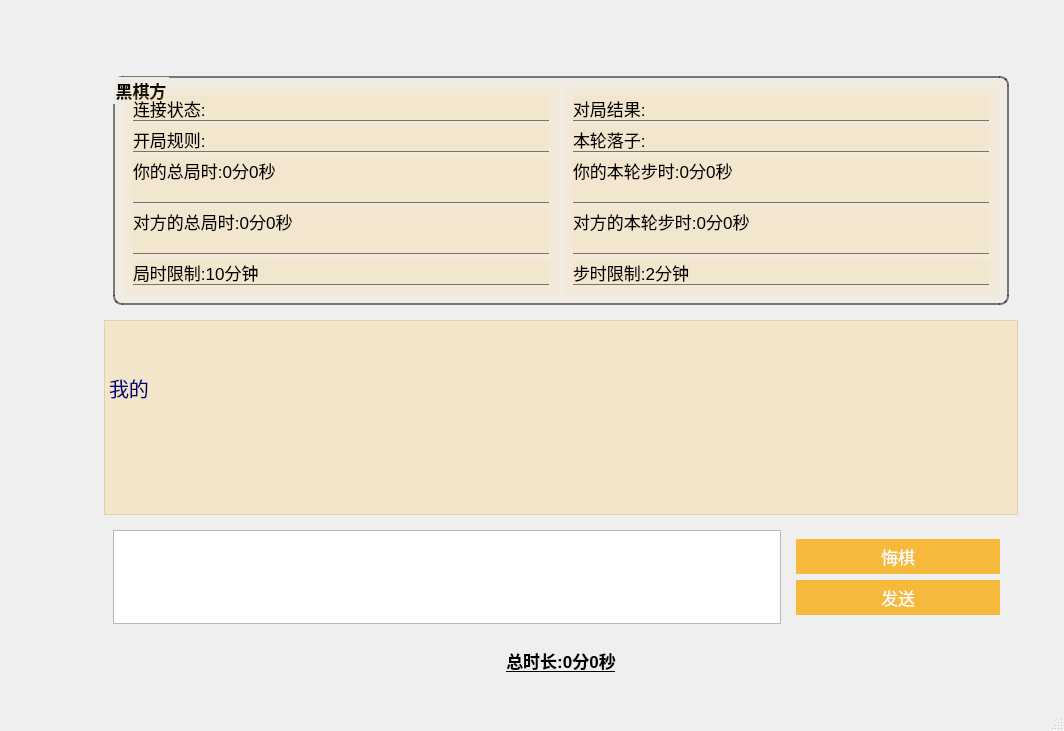
Above: chessboard_remote_pvp.ui from lgb666666661/Gobang before the change. Below: the same form after it.
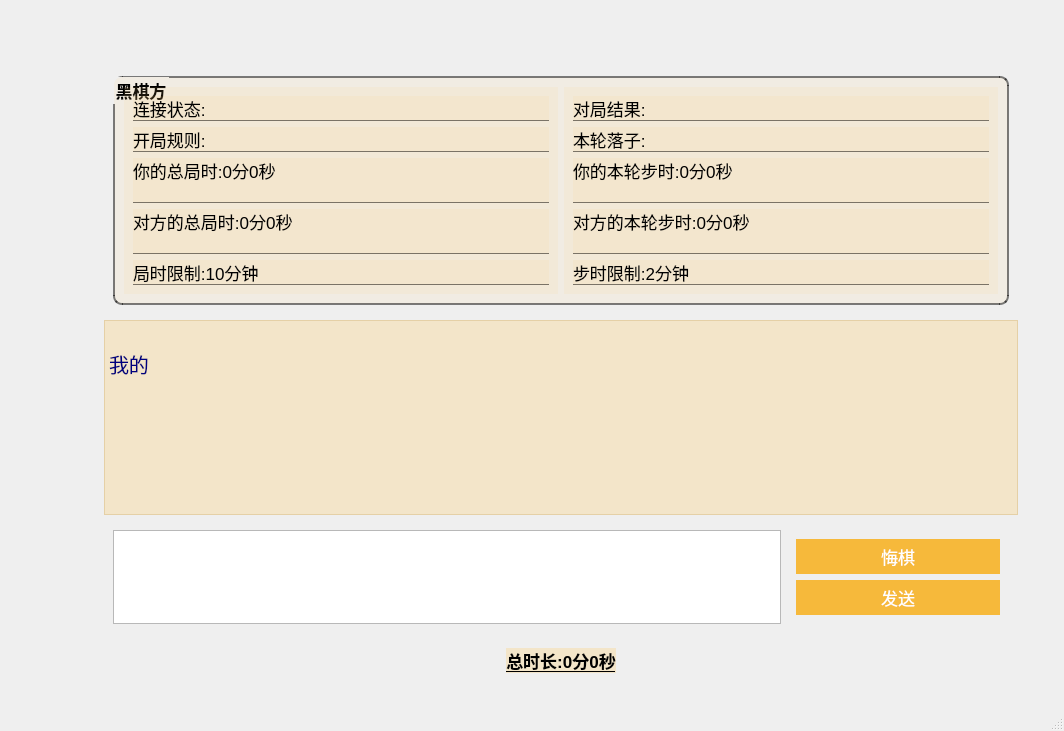
That is the form after the change.

```diff
--- a/chessboard_remote_pvp.ui
+++ b/chessboard_remote_pvp.ui
@@ -428,19 +428,12 @@
                                                     </string>
                                                 </property>
                                                 <property name="html">
-                                                    <string>&lt;!DOCTYPE HTML PUBLIC &quot;-//W3C//DTD HTML 4.0//EN&quot;
-                                                        &quot;http://www.w3.org/TR/REC-html40/strict.dtd&quot;&gt;
-                                                        &lt;html&gt;&lt;head&gt;&lt;meta name=&quot;qrichtext&quot;
-                                                        content=&quot;1&quot; /&gt;&lt;meta charset=&quot;utf-8&quot; /&gt;&lt;style
-                                                        type=&quot;text/css&quot;&gt;
-                                                        p, li { white-space: pre-wrap; }
-                                                        &lt;/style&gt;&lt;/head&gt;&lt;body style=&quot;
-                                                        font-family:'Microsoft YaHei UI'; font-size:20px;
-                                                        font-weight:400; font-style:normal;&quot;&gt;
-                                                        &lt;p style=&quot; margin-top:0px; margin-bottom:0px;
-                                                        margin-left:0px; margin-right:0px; -qt-block-indent:0;
-                                                        text-indent:0px;&quot;&gt;&lt;span style=&quot; font-size:20px;&quot;&gt;我的&lt;/span&gt;&lt;/p&gt;&lt;/body&gt;&lt;/html&gt;
-                                                    </string>
+             <string>&lt;!DOCTYPE HTML PUBLIC &quot;-//W3C//DTD HTML 4.0//EN&quot; &quot;http://www.w3.org/TR/REC-html40/strict.dtd&quot;&gt;
+&lt;html&gt;&lt;head&gt;&lt;meta name=&quot;qrichtext&quot; content=&quot;1&quot; /&gt;&lt;meta charset=&quot;utf-8&quot; /&gt;&lt;style type=&quot;text/css&quot;&gt;
+p, li { white-space: pre-wrap; }
+&lt;/style&gt;&lt;/head&gt;&lt;body style=&quot; font-family:'Microsoft YaHei UI'; font-size:20px; font-weight:400; font-style:normal;&quot;&gt;
+&lt;p style=&quot; margin-top:0px; margin-bottom:0px; margin-left:0px; margin-right:0px; -qt-block-indent:0; text-indent:0px;&quot;&gt;&lt;span style=&quot; font-size:20px;&quot;&gt;                                                        &lt;/span&gt;&lt;/p&gt;
+&lt;p style=&quot; margin-top:0px; margin-bottom:0px; margin-left:0px; margin-right:0px; -qt-block-indent:0; text-indent:0px;&quot;&gt;&lt;span style=&quot; font-size:20px;&quot;&gt;我的&lt;/span&gt;                                                    &lt;/p&gt;&lt;/body&gt;&lt;/html&gt;</string>
                                                 </property>
                                             </widget>
                                         </item>
@@ -508,8 +501,7 @@
                                                                 </font>
                                                             </property>
                                                             <property name="styleSheet">
-                                                                <string notr="true">background-color: rgba(253, 203,
-                                                                    110, 0.3)
+                <string notr="true">background-color: rgba(253, 203,110, 0.3);
                                                                 </string>
                                                             </property>
                                                             <property name="text">
```
Left out of the diff: 33 changed lines with no effect on the pictures. Lines whose indentation alone changed are shown as unchanged.
